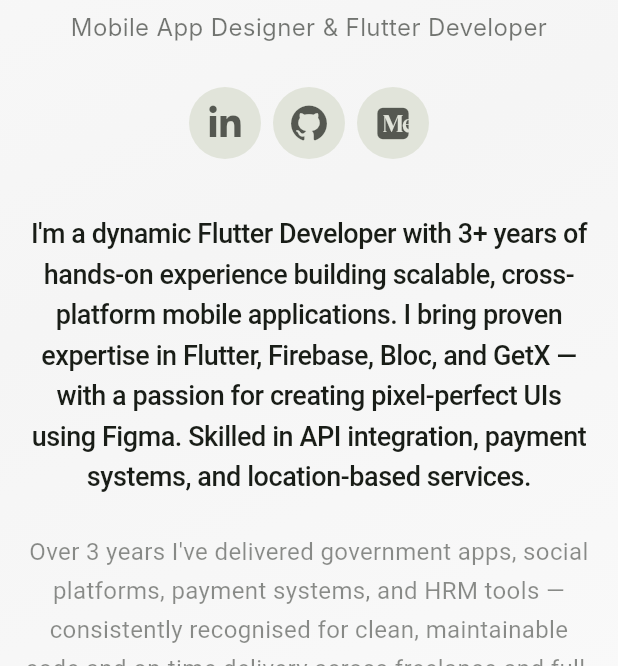
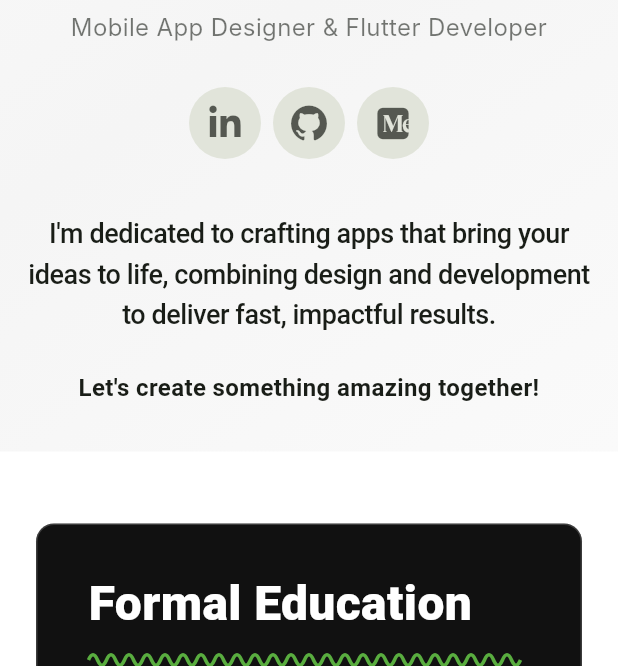
Before and after one commit to gokulekd/gokul_portfolio, a Flutter app: the AboutPage screen opened by its route, on a phone screen of 412 x 824 dp, the part 570-1236 px from its top. Run offline on Flutter 3.47's test engine with Material 3 defaults, Android fonts, the phone set to English and light mode, and no system bars; our stand-ins replace cloud_firestore, file_picker, firebase_auth, firebase_core, firebase_messaging, flutter_riverpod and 6 more; accounts and stored records are empty; network calls fail; Roboto replaces fonts that are missing (Inter, Manrope).

Commit message:
Show the Basic Details bio in the About page hero
Replace the hardcoded "3+ years" intro and the "Over 3 years" paragraph
with personalInfo.bio so the About hero stays in sync with the admin panel.

Co-Authored-By: Claude Opus 5.5 <noreply@anthropic.com>

```diff
--- a/lib/features/portfolio/widgets/about/about_hero_section.dart
+++ b/lib/features/portfolio/widgets/about/about_hero_section.dart
@@ -3,6 +3,7 @@ import 'package:flutter_riverpod/flutter_riverpod.dart';
 import 'package:google_fonts/google_fonts.dart';
 
 import '../../../../core/config/app_colors.dart';
+import '../../../../core/providers/portfolio_provider.dart';
 import '../../../../core/utils/responsive_helper.dart';
 import '../shared/custom_widgets.dart';
 
@@ -103,6 +104,7 @@ class _AboutHeroSectionState extends ConsumerState<AboutHeroSection>
   }
 
   Widget _buildRightColumn(BuildContext context) {
+    final bio = ref.watch(portfolioProvider).personalInfo.bio;
     final isMobile = ResponsiveHelper.isMobile(context);
     final isTablet = ResponsiveHelper.isTablet(context);
 
@@ -164,7 +166,7 @@ class _AboutHeroSectionState extends ConsumerState<AboutHeroSection>
               (context, child) => Opacity(
                 opacity: _contentOpacity.value,
                 child: Text(
-                  "I'm a dynamic Flutter Developer with 3+ years of hands-on experience building scalable, cross-platform mobile applications. I bring proven expertise in Flutter, Firebase, Bloc, and GetX — with a passion for creating pixel-perfect UIs using Figma. Skilled in API integration, payment systems, and location-based services.",
+                  bio,
                   style: GoogleFonts.manrope(
                     fontSize:
                         isMobile
@@ -176,30 +178,6 @@ class _AboutHeroSectionState extends ConsumerState<AboutHeroSection>
                     color: Theme.of(context).colorScheme.onSurface,
                     height: 1.5,
                     letterSpacing: -0.4,
-                  ),
-                ),
-              ),
-        ),
-        const SizedBox(height: 28),
-        AnimatedBuilder(
-          animation: _taglineController,
-          builder:
-              (context, child) => Opacity(
-                opacity: _taglineOpacity.value,
-                child: Text(
-                  "Over 3 years I've delivered government apps, social platforms, payment systems, and HRM tools — consistently recognised for clean, maintainable code and on-time delivery across freelance and full-time roles.",
-                  style: GoogleFonts.manrope(
-                    fontSize:
-                        isMobile
-                            ? 16
-                            : isTablet
-                            ? 18
-                            : 20,
-                    fontWeight: FontWeight.w400,
-                    color: Theme.of(
-                      context,
-                    ).colorScheme.onSurface.withValues(alpha: 0.5),
-                    height: 1.6,
                   ),
                 ),
               ),
@@ -337,6 +315,7 @@ class _AboutHeroSectionState extends ConsumerState<AboutHeroSection>
     double titleFontSize,
     double socialIconScale,
   ) {
+    final bio = ref.watch(portfolioProvider).personalInfo.bio;
     return Column(
       crossAxisAlignment: CrossAxisAlignment.center,
       children: [
@@ -353,7 +332,7 @@ class _AboutHeroSectionState extends ConsumerState<AboutHeroSection>
               (context, child) => Opacity(
                 opacity: _contentOpacity.value,
                 child: Text(
-                  "I'm a dynamic Flutter Developer with 3+ years of hands-on experience building scalable, cross-platform mobile applications. I bring proven expertise in Flutter, Firebase, Bloc, and GetX — with a passion for creating pixel-perfect UIs using Figma. Skilled in API integration, payment systems, and location-based services.",
+                  bio,
                   textAlign: TextAlign.center,
                   style: GoogleFonts.manrope(
                     fontSize: 18,
@@ -361,26 +340,6 @@ class _AboutHeroSectionState extends ConsumerState<AboutHeroSection>
                     color: Theme.of(context).colorScheme.onSurface,
                     height: 1.5,
                     letterSpacing: -0.3,
-                  ),
-                ),
-              ),
-        ),
-        const SizedBox(height: 24),
-        AnimatedBuilder(
-          animation: _taglineController,
-          builder:
-              (context, child) => Opacity(
-                opacity: _taglineOpacity.value,
-                child: Text(
-                  "Over 3 years I've delivered government apps, social platforms, payment systems, and HRM tools — consistently recognised for clean, maintainable code and on-time delivery across freelance and full-time roles.",
-                  textAlign: TextAlign.center,
-                  style: GoogleFonts.manrope(
-                    fontSize: 16,
-                    fontWeight: FontWeight.w400,
-                    color: Theme.of(
-                      context,
-                    ).colorScheme.onSurface.withValues(alpha: 0.5),
-                    height: 1.6,
                   ),
                 ),
               ),
```
